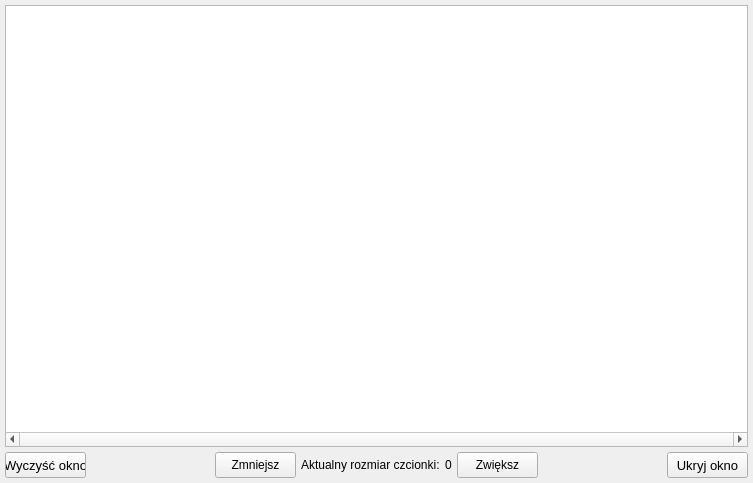
This is datamonitor.ui in Kriskus/MemoryTester as Qt 5 draws it before an edit. The edited form follows.
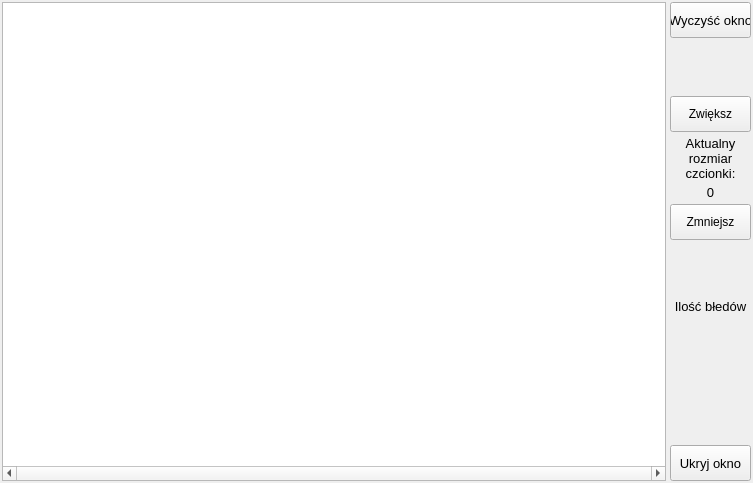
This is the edited form.

```diff
--- a/datamonitor.ui
+++ b/datamonitor.ui
@@ -16,37 +16,77 @@
   <widget class="QWidget" name="centralwidget">
    <layout class="QGridLayout" name="gridLayout">
     <property name="leftMargin">
-     <number>5</number>
+     <number>2</number>
     </property>
     <property name="topMargin">
-     <number>5</number>
+     <number>2</number>
     </property>
     <property name="rightMargin">
-     <number>5</number>
+     <number>2</number>
     </property>
     <property name="bottomMargin">
-     <number>5</number>
+     <number>2</number>
     </property>
     <property name="spacing">
-     <number>5</number>
+     <number>4</number>
     </property>
-    <item row="1" column="0">
-     <layout class="QHBoxLayout" name="horizontalLayout_2">
-      <property name="spacing">
-       <number>5</number>
+    <item row="8" column="1">
+     <widget class="QLabel" name="labelAmount">
+      <property name="font">
+       <font>
+        <pointsize>10</pointsize>
+       </font>
       </property>
-      <item>
+      <property name="text">
+       <string/>
+      </property>
+      <property name="alignment">
+       <set>Qt::AlignCenter</set>
+      </property>
+     </widget>
+    </item>
+    <item row="6" column="1">
+     <spacer name="verticalSpacer_3">
+      <property name="orientation">
+       <enum>Qt::Vertical</enum>
+      </property>
+      <property name="sizeHint" stdset="0">
+       <size>
+        <width>20</width>
+        <height>40</height>
+       </size>
+      </property>
+     </spacer>
+    </item>
+    <item row="3" column="1">
+     <widget class="QLabel" name="labelFontDesc">
+      <property name="font">
+       <font>
+        <pointsize>10</pointsize>
+       </font>
+      </property>
+      <property name="text">
+       <string>Aktualny
+rozmiar
+czcionki:</string>
+      </property>
+      <property name="alignment">
+       <set>Qt::AlignCenter</set>
+      </property>
+     </widget>
+    </item>
+    <item row="0" column="1">
        <widget class="QPushButton" name="pushButtonClear">
         <property name="minimumSize">
          <size>
           <width>81</width>
-          <height>26</height>
+        <height>36</height>
          </size>
         </property>
         <property name="maximumSize">
          <size>
           <width>81</width>
-          <height>26</height>
+        <height>36</height>
          </size>
         </property>
         <property name="font">
@@ -59,103 +99,78 @@
         </property>
        </widget>
       </item>
-      <item>
-       <spacer name="horizontalSpacer_2">
+    <item row="10" column="1">
+     <spacer name="verticalSpacer">
         <property name="orientation">
-         <enum>Qt::Horizontal</enum>
+       <enum>Qt::Vertical</enum>
         </property>
         <property name="sizeHint" stdset="0">
          <size>
-          <width>118</width>
-          <height>23</height>
+        <width>20</width>
+        <height>46</height>
          </size>
         </property>
        </spacer>
       </item>
-      <item>
-       <layout class="QHBoxLayout" name="horizontalLayout">
-        <property name="spacing">
-         <number>5</number>
-        </property>
-        <item>
-         <widget class="QPushButton" name="pushButtonFontMinus">
-          <property name="minimumSize">
+    <item row="9" column="1">
+     <spacer name="verticalSpacer_4">
+      <property name="orientation">
+       <enum>Qt::Vertical</enum>
+      </property>
+      <property name="sizeHint" stdset="0">
            <size>
-            <width>81</width>
-            <height>26</height>
-           </size>
-          </property>
-          <property name="maximumSize">
-           <size>
-            <width>81</width>
-            <height>26</height>
-           </size>
-          </property>
-          <property name="text">
-           <string>Zmniejsz</string>
-          </property>
-         </widget>
-        </item>
-        <item>
-         <widget class="QLabel" name="labelFontDesc">
-          <property name="text">
-           <string>Aktualny rozmiar czcionki:</string>
-          </property>
-         </widget>
-        </item>
-        <item>
+        <width>20</width>
+        <height>40</height>
+       </size>
+      </property>
+     </spacer>
+    </item>
+    <item row="4" column="1">
          <widget class="QLabel" name="labelFontSize">
+      <property name="font">
+       <font>
+        <pointsize>10</pointsize>
+       </font>
+      </property>
           <property name="text">
            <string>0</string>
           </property>
-         </widget>
-        </item>
-        <item>
-         <widget class="QPushButton" name="pushButtonFontPlus">
+      <property name="alignment">
+       <set>Qt::AlignCenter</set>
+      </property>
+     </widget>
+    </item>
+    <item row="5" column="1">
+     <widget class="QPushButton" name="pushButtonFontMinus">
           <property name="minimumSize">
            <size>
             <width>81</width>
-            <height>26</height>
+        <height>36</height>
            </size>
           </property>
           <property name="maximumSize">
            <size>
             <width>81</width>
-            <height>26</height>
+        <height>36</height>
            </size>
           </property>
           <property name="text">
-           <string>Zwiększ</string>
+       <string>Zmniejsz</string>
           </property>
          </widget>
         </item>
-       </layout>
-      </item>
-      <item>
-       <spacer name="horizontalSpacer">
-        <property name="orientation">
-         <enum>Qt::Horizontal</enum>
-        </property>
-        <property name="sizeHint" stdset="0">
-         <size>
-          <width>118</width>
-          <height>23</height>
-         </size>
-        </property>
-       </spacer>
-      </item>
-      <item>
+    <item row="11" column="1">
        <widget class="QPushButton" name="pushButtonClose">
         <property name="minimumSize">
          <size>
           <width>81</width>
-          <height>26</height>
+        <height>36</height>
          </size>
         </property>
         <property name="maximumSize">
          <size>
           <width>81</width>
-          <height>26</height>
+        <height>36</height>
          </size>
         </property>
         <property name="font">
@@ -168,9 +183,7 @@
         </property>
        </widget>
       </item>
-     </layout>
-    </item>
-    <item row="0" column="0">
+    <item row="0" column="0" rowspan="12">
      <widget class="QTextBrowser" name="textBrowserMonitor">
       <property name="font">
        <font>
@@ -185,6 +198,53 @@
       </property>
      </widget>
     </item>
+    <item row="1" column="1">
+     <spacer name="verticalSpacer_2">
+      <property name="orientation">
+       <enum>Qt::Vertical</enum>
+      </property>
+      <property name="sizeHint" stdset="0">
+       <size>
+        <width>20</width>
+        <height>46</height>
+       </size>
+      </property>
+     </spacer>
+    </item>
+    <item row="2" column="1">
+     <widget class="QPushButton" name="pushButtonFontPlus">
+      <property name="minimumSize">
+       <size>
+        <width>81</width>
+        <height>36</height>
+       </size>
+      </property>
+      <property name="maximumSize">
+       <size>
+        <width>81</width>
+        <height>36</height>
+       </size>
+      </property>
+      <property name="text">
+       <string>Zwiększ</string>
+      </property>
+     </widget>
+    </item>
+    <item row="7" column="1">
+     <widget class="QLabel" name="label">
+      <property name="font">
+       <font>
+        <pointsize>10</pointsize>
+       </font>
+      </property>
+      <property name="text">
+       <string>Ilość błedów</string>
+      </property>
+      <property name="alignment">
+       <set>Qt::AlignCenter</set>
+      </property>
+     </widget>
+    </item>
    </layout>
   </widget>
  </widget>
```
Left out of the diff: 2 changed lines with no effect on the pictures. Lines whose indentation alone changed are shown as unchanged.
